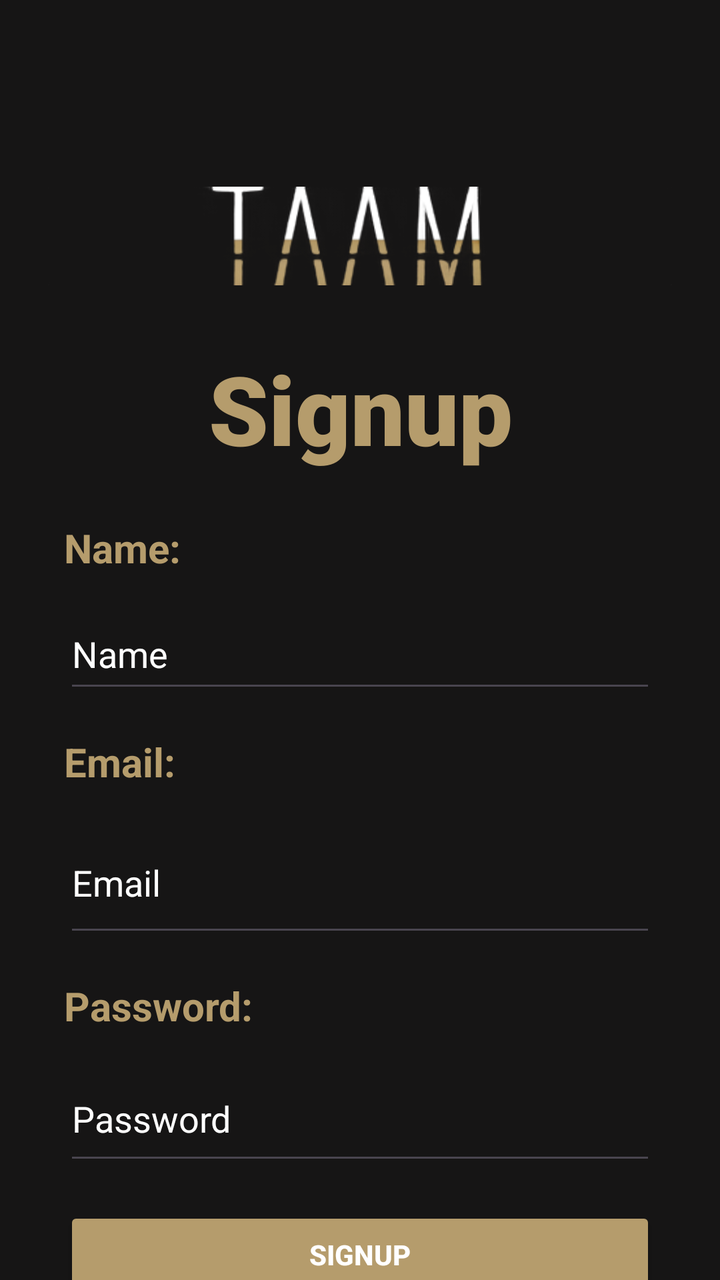
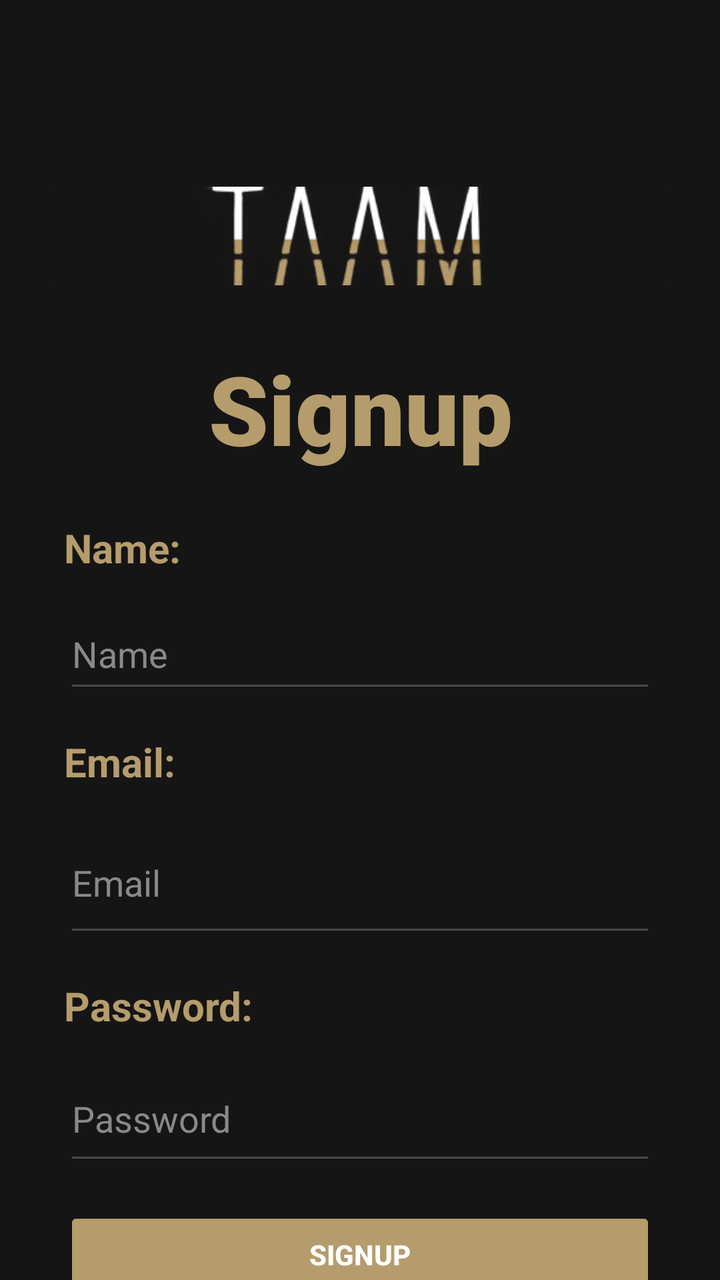

Screens rendered from an Android XML layout before and after an edit, with the pre-edit source and the edit as a unified diff.
<!-- AndroidManifest.xml: application theme Theme.B07DemoSummer2024 -->
<!-- res/layout/fragment_signup.xml -->
<?xml version="1.0" encoding="utf-8"?>
<androidx.constraintlayout.widget.ConstraintLayout xmlns:android="http://schemas.android.com/apk/res/android"
    xmlns:app="http://schemas.android.com/apk/res-auto"
    xmlns:tools="http://schemas.android.com/tools"
    android:layout_width="match_parent"
    android:layout_height="match_parent"
    android:background="#161515">

    <Button
        android:id="@+id/SignupButton"
        android:layout_width="0dp"
        android:layout_height="wrap_content"
        android:layout_marginStart="32dp"
        android:layout_marginTop="16dp"
        android:layout_marginEnd="32dp"
        android:backgroundTint="@color/lightgold"
        android:text="@string/signup"
        android:textColor="@color/white"
        android:textStyle="bold"
        app:layout_constraintEnd_toEndOf="parent"
        app:layout_constraintStart_toStartOf="parent"
        app:layout_constraintTop_toBottomOf="@+id/SignupPassword" />

    <Button
        android:id="@+id/LoginInsteadButton"
        style="@android:style/Widget.Holo.Light.Button.Borderless.Small"
        android:layout_width="0dp"
        android:layout_height="wrap_content"
        android:layout_marginStart="32dp"
        android:layout_marginTop="16dp"
        android:layout_marginEnd="32dp"
        android:backgroundTint="#161515"
        android:text="@string/loginInstead"
        android:textColor="#B49B6B"
        app:layout_constraintEnd_toEndOf="parent"
        app:layout_constraintHorizontal_bias="1.0"
        app:layout_constraintStart_toStartOf="parent"
        app:layout_constraintTop_toBottomOf="@+id/SignupButton" />

    <TextView
        android:id="@+id/SignupNameText"
        android:layout_width="110dp"
        android:layout_height="31dp"
        android:layout_marginStart="32dp"
        android:layout_marginTop="24dp"
        android:layout_marginEnd="32dp"
        android:text="@string/nameText"
        android:textColor="@color/lightgold"
        android:textSize="20sp"
        android:textStyle="bold"
        app:layout_constraintEnd_toEndOf="parent"
        app:layout_constraintHorizontal_bias="0.0"
        app:layout_constraintStart_toStartOf="parent"
        app:layout_constraintTop_toBottomOf="@+id/SignupText" />

    <EditText
        android:id="@+id/SignupPassword"
        android:layout_width="0dp"
        android:layout_height="59dp"
        android:layout_marginStart="32dp"
        android:layout_marginTop="8dp"
        android:layout_marginEnd="32dp"
        android:ems="10"
        android:hint="@string/password"
        android:inputType="textPassword"
        android:textColor="@color/white"
        android:textColorHint="@color/white"
        android:autofillHints="password"
        app:layout_constraintEnd_toEndOf="parent"
        app:layout_constraintHorizontal_bias="0.057"
        app:layout_constraintStart_toStartOf="parent"
        app:layout_constraintTop_toBottomOf="@+id/SignupPasswordText" />

    <EditText
        android:id="@+id/SignupEmailAddress"
        android:layout_width="0dp"
        android:layout_height="67dp"
        android:layout_marginStart="32dp"
        android:layout_marginTop="8dp"
        android:layout_marginEnd="32dp"
        android:ems="10"
        android:hint="@string/email"
        android:inputType="textEmailAddress"
        android:textColor="@color/white"
        android:textColorHint="@color/white"
        android:autofillHints="emailAddress"
        app:layout_constraintEnd_toEndOf="parent"
        app:layout_constraintHorizontal_bias="0.0"
        app:layout_constraintStart_toStartOf="parent"
        app:layout_constraintTop_toBottomOf="@+id/SignupEmailText" />

    <TextView
        android:id="@+id/SignupEmailText"
        android:layout_width="110dp"
        android:layout_height="31dp"
        android:layout_marginStart="32dp"
        android:layout_marginTop="16dp"
        android:layout_marginEnd="32dp"
        android:text="@string/emailText"
        android:textColor="@color/lightgold"
        android:textSize="20sp"
        android:textStyle="bold"
        app:layout_constraintEnd_toEndOf="parent"
        app:layout_constraintHorizontal_bias="0.0"
        app:layout_constraintStart_toStartOf="parent"
        app:layout_constraintTop_toBottomOf="@+id/SignupName" />

    <TextView
        android:id="@+id/SignupText"
        android:layout_width="504dp"
        android:layout_height="0dp"
        android:layout_marginTop="16dp"
        android:fontFamily="sans-serif-black"
        android:text="@string/signup"
        android:textAlignment="center"
        android:textColor="@color/lightgold"
        android:textSize="48sp"
        android:textStyle="bold"
        app:layout_constraintEnd_toEndOf="parent"
        app:layout_constraintStart_toStartOf="parent"
        app:layout_constraintTop_toBottomOf="@+id/SignupImageView" />

    <ImageView
        android:id="@+id/SignupImageView"
        android:layout_width="0dp"
        android:layout_height="wrap_content"
        android:layout_marginStart="24dp"
        android:layout_marginTop="80dp"
        android:layout_marginEnd="24dp"
        android:contentDescription="@string/app_logo"
        app:layout_constraintEnd_toEndOf="parent"
        app:layout_constraintHorizontal_bias="0.0"
        app:layout_constraintStart_toStartOf="parent"
        app:layout_constraintTop_toTopOf="parent"
        app:srcCompat="@drawable/taamlogo" />

    <TextView
        android:id="@+id/SignupPasswordText"
        android:layout_width="110dp"
        android:layout_height="31dp"
        android:layout_marginStart="32dp"
        android:layout_marginTop="16dp"
        android:layout_marginEnd="32dp"
        android:text="@string/passwordText"
        android:textColor="@color/lightgold"
        android:textSize="20sp"
        android:textStyle="bold"
        app:layout_constraintEnd_toEndOf="parent"
        app:layout_constraintHorizontal_bias="0.0"
        app:layout_constraintStart_toStartOf="parent"
        app:layout_constraintTop_toBottomOf="@+id/SignupEmailAddress" />

    <EditText
        android:id="@+id/SignupName"
        android:layout_width="0dp"
        android:layout_height="52dp"
        android:layout_marginStart="32dp"
        android:layout_marginTop="8dp"
        android:layout_marginEnd="32dp"
        android:ems="10"
        android:hint="@string/name"
        android:inputType="text"
        android:textColor="@color/white"
        android:textColorHint="@color/white"
        android:autofillHints="personName"
        app:layout_constraintEnd_toEndOf="parent"
        app:layout_constraintHorizontal_bias="0.333"
        app:layout_constraintStart_toStartOf="parent"
        app:layout_constraintTop_toBottomOf="@+id/SignupNameText" />
</androidx.constraintlayout.widget.ConstraintLayout>
<!-- resources referenced by this layout -->
<resources>
  <color name="lightgold">#B59C6C</color>
  <color name="white">#FFFFFFFF</color>
  <!-- drawable taamlogo: png bitmap (drawable, 18164 bytes) -->
  <string name="app_logo">TAAM Logo</string>
  <string name="email">Email</string>
  <string name="emailText">Email:</string>
  <string name="loginInstead">Already have an account? Log in</string>
  <string name="name">Name</string>
  <string name="nameText">Name:</string>
  <string name="password">Password</string>
  <string name="passwordText">Password:</string>
  <string name="signup">Signup</string>
  <style name="Theme.B07DemoSummer2024" parent="Base.Theme.B07DemoSummer2024" />
  <style name="Base.Theme.B07DemoSummer2024" parent="Theme.Material3.DayNight.NoActionBar">
          
          
          <item name="android:statusBarColor">@color/softblack</item>
          <item name="android:navigationBarColor">@color/softblack</item>
      </style>
  <color name="softblack">#161515</color>
</resources>

<!-- the commit's change to res/layout/fragment_signup.xml (unified diff, before → after) -->
@@ -60,12 +60,12 @@
         android:layout_marginStart="32dp"
         android:layout_marginTop="8dp"
         android:layout_marginEnd="32dp"
+        android:autofillHints="password"
         android:ems="10"
         android:hint="@string/password"
         android:inputType="textPassword"
         android:textColor="@color/white"
-        android:textColorHint="@color/white"
-        android:autofillHints="password"
+        android:textColorHint="@color/editor_hint"
         app:layout_constraintEnd_toEndOf="parent"
         app:layout_constraintHorizontal_bias="0.057"
         app:layout_constraintStart_toStartOf="parent"
@@ -78,12 +78,12 @@
         android:layout_marginStart="32dp"
         android:layout_marginTop="8dp"
         android:layout_marginEnd="32dp"
+        android:autofillHints="emailAddress"
         android:ems="10"
         android:hint="@string/email"
         android:inputType="textEmailAddress"
         android:textColor="@color/white"
-        android:textColorHint="@color/white"
-        android:autofillHints="emailAddress"
+        android:textColorHint="@color/editor_hint"
         app:layout_constraintEnd_toEndOf="parent"
         app:layout_constraintHorizontal_bias="0.0"
         app:layout_constraintStart_toStartOf="parent"
@@ -157,12 +157,12 @@
         android:layout_marginStart="32dp"
         android:layout_marginTop="8dp"
         android:layout_marginEnd="32dp"
+        android:autofillHints="personName"
         android:ems="10"
         android:hint="@string/name"
         android:inputType="text"
         android:textColor="@color/white"
-        android:textColorHint="@color/white"
-        android:autofillHints="personName"
+        android:textColorHint="@color/editor_hint"
         app:layout_constraintEnd_toEndOf="parent"
         app:layout_constraintHorizontal_bias="0.333"
         app:layout_constraintStart_toStartOf="parent"
<!-- resource entries referenced after the edit -->
@@ -1,5 +1,6 @@
 <!-- resources referenced by this layout -->
 <resources>
+  <color name="editor_hint">#FF898989</color>
   <color name="lightgold">#B59C6C</color>
   <color name="white">#FFFFFFFF</color>
   <!-- drawable taamlogo: png bitmap (drawable, 18164 bytes) -->
